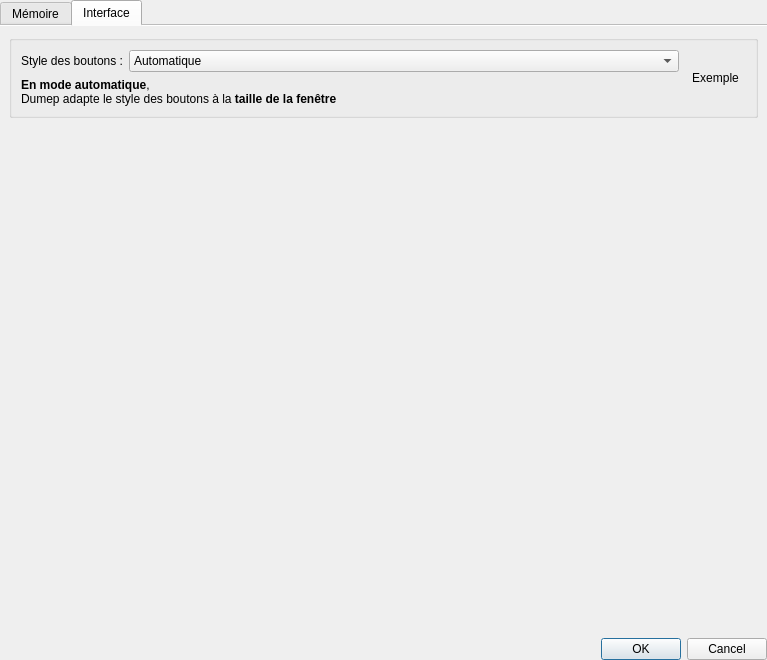
First picture: the form in src/params.ui, repository RxLaboratory/Dufrap, before the edit.
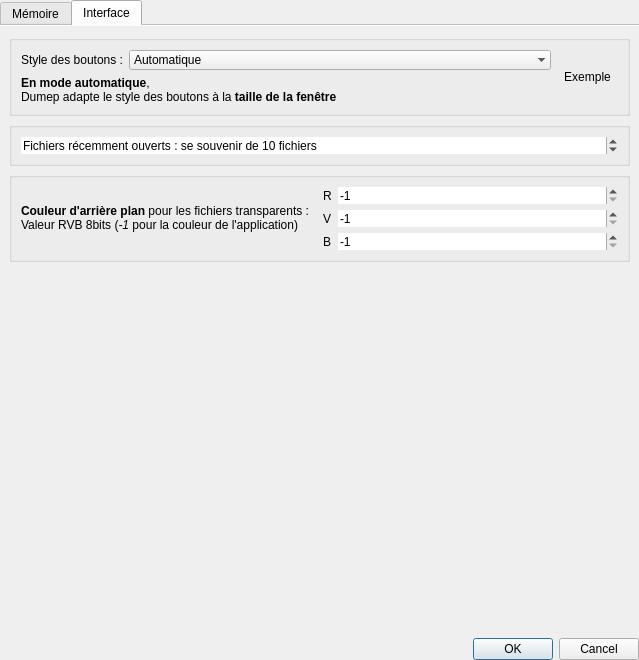
Second picture: the form after the edit. The open tabs and pages were chosen to show the change. Icons and pictures are not drawn.

Commit message: BG Color | recent files #23 #25

What changed in the file:
```diff
--- a/src/params.ui
+++ b/src/params.ui
@@ -6,7 +6,7 @@
    <rect>
     <x>0</x>
     <y>0</y>
-    <width>767</width>
+    <width>628</width>
     <height>660</height>
    </rect>
   </property>
@@ -36,7 +36,7 @@
    <item>
     <widget class="QTabWidget" name="tabWidget">
      <property name="currentIndex">
-      <number>0</number>
+      <number>1</number>
      </property>
      <property name="iconSize">
       <size>
@@ -63,7 +63,8 @@
 &lt;html&gt;&lt;head&gt;&lt;meta name=&quot;qrichtext&quot; content=&quot;1&quot; /&gt;&lt;style type=&quot;text/css&quot;&gt;
 p, li { white-space: pre-wrap; }
 &lt;/style&gt;&lt;/head&gt;&lt;body style=&quot; font-family:'MS Shell Dlg 2'; font-size:8pt; font-weight:400; font-style:normal;&quot;&gt;
-&lt;p style=&quot; margin-top:0px; margin-bottom:0px; margin-left:0px; margin-right:0px; -qt-block-indent:0; text-indent:0px;&quot;&gt;&lt;span style=&quot; font-size:8.25pt;&quot;&gt;La mémoire tampon&lt;/span&gt;&lt;span style=&quot; font-size:8.25pt; font-weight:600;&quot;&gt; permet la lecture en temps réel&lt;/span&gt;&lt;span style=&quot; font-size:8.25pt;&quot;&gt; même si l'ordinateur n'est pas assez rapide pour charger les images suffisamment rapidement,&lt;/span&gt;&lt;/p&gt;
+&lt;p style=&quot; margin-top:0px; margin-bottom:0px; margin-left:0px; margin-right:0px; -qt-block-indent:0; text-indent:0px;&quot;&gt;&lt;span style=&quot; font-size:8.25pt;&quot;&gt;La mémoire tampon&lt;/span&gt;&lt;span style=&quot; font-size:8.25pt; font-weight:600;&quot;&gt; permet la lecture en temps réel,&lt;/span&gt;&lt;/p&gt;
+&lt;p style=&quot; margin-top:0px; margin-bottom:0px; margin-left:0px; margin-right:0px; -qt-block-indent:0; text-indent:0px;&quot;&gt;&lt;span style=&quot; font-size:8.25pt;&quot;&gt;même si l'ordinateur n'est pas assez rapide pour charger les images suffisamment rapidement,&lt;/span&gt;&lt;/p&gt;
 &lt;p style=&quot; margin-top:0px; margin-bottom:0px; margin-left:0px; margin-right:0px; -qt-block-indent:0; text-indent:0px;&quot;&gt;&lt;span style=&quot; font-size:8.25pt; font-weight:600;&quot;&gt;en prenant de la place dans la mémoire viv&lt;/span&gt;&lt;span style=&quot; font-size:8.25pt;&quot;&gt;e.&lt;/span&gt;&lt;/p&gt;
 &lt;p style=&quot;-qt-paragraph-type:empty; margin-top:0px; margin-bottom:0px; margin-left:0px; margin-right:0px; -qt-block-indent:0; text-indent:0px; font-size:8.25pt;&quot;&gt;&lt;br /&gt;&lt;/p&gt;
 &lt;p style=&quot; margin-top:0px; margin-bottom:0px; margin-left:0px; margin-right:0px; -qt-block-indent:0; text-indent:0px;&quot;&gt;&lt;span style=&quot; font-size:8.25pt; font-weight:600;&quot;&gt;Sans mémoire tampon, la vitesse maximale de lecture est dépendante de la taille des images.&lt;/span&gt;&lt;/p&gt;&lt;/body&gt;&lt;/html&gt;</string>
@@ -158,13 +159,14 @@
              <string>&lt;!DOCTYPE HTML PUBLIC &quot;-//W3C//DTD HTML 4.0//EN&quot; &quot;http://www.w3.org/TR/REC-html40/strict.dtd&quot;&gt;
 &lt;html&gt;&lt;head&gt;&lt;meta name=&quot;qrichtext&quot; content=&quot;1&quot; /&gt;&lt;style type=&quot;text/css&quot;&gt;
 p, li { white-space: pre-wrap; }
-&lt;/style&gt;&lt;/head&gt;&lt;body style=&quot; font-family:'MS Shell Dlg 2'; font-size:8pt; font-weight:400; font-style:normal;&quot;&gt;
-&lt;p style=&quot; margin-top:0px; margin-bottom:0px; margin-left:0px; margin-right:0px; -qt-block-indent:0; text-indent:0px;&quot;&gt;&lt;span style=&quot; font-size:8.25pt; font-weight:600;&quot;&gt;Plus le nombre d'images gardées est élevé, plus la mémoire tampon est efficace&lt;/span&gt;&lt;span style=&quot; font-size:8.25pt;&quot;&gt;, mais elle est limitée par la quantité&lt;/span&gt;&lt;/p&gt;
-&lt;p style=&quot; margin-top:0px; margin-bottom:0px; margin-left:0px; margin-right:0px; -qt-block-indent:0; text-indent:0px;&quot;&gt;&lt;span style=&quot; font-size:8.25pt;&quot;&gt;de mémoire vive installée sur votre ordinateur.&lt;/span&gt;&lt;/p&gt;
-&lt;p style=&quot; margin-top:0px; margin-bottom:0px; margin-left:0px; margin-right:0px; -qt-block-indent:0; text-indent:0px;&quot;&gt;&lt;span style=&quot; font-size:8.25pt;&quot;&gt;- Si votre ordinateur a beaucoup de mémoire vive, vous pouvez essayer d'augmenter cette valeur.&lt;/span&gt;&lt;/p&gt;
-&lt;p style=&quot; margin-top:0px; margin-bottom:0px; margin-left:0px; margin-right:0px; -qt-block-indent:0; text-indent:0px;&quot;&gt;&lt;span style=&quot; font-size:8.25pt;&quot;&gt;Attention, la mémoire utilisée pendant la lecture n'est plus disponible pour d'autres applications.&lt;/span&gt;&lt;/p&gt;
-&lt;p style=&quot; margin-top:0px; margin-bottom:0px; margin-left:0px; margin-right:0px; -qt-block-indent:0; text-indent:0px;&quot;&gt;&lt;span style=&quot; font-size:8.25pt;&quot;&gt;- Si certaines images ne s'affichent pas, même en pause, réduisez cette valeur.&lt;/span&gt;&lt;/p&gt;
-&lt;p style=&quot; margin-top:0px; margin-bottom:0px; margin-left:0px; margin-right:0px; -qt-block-indent:0; text-indent:0px;&quot;&gt;&lt;span style=&quot; font-size:8.25pt; font-weight:600;&quot;&gt;Stoppez la lecture (avec le bouton stop et pas pause) pour libérer toute la mémoire.&lt;/span&gt;&lt;/p&gt;&lt;/body&gt;&lt;/html&gt;</string>
+&lt;/style&gt;&lt;/head&gt;&lt;body style=&quot; font-family:'MS Shell Dlg 2'; font-size:8pt; font-weight:600; font-style:normal;&quot;&gt;
+&lt;p style=&quot; margin-top:0px; margin-bottom:0px; margin-left:0px; margin-right:0px; -qt-block-indent:0; text-indent:0px;&quot;&gt;&lt;span style=&quot; font-size:8.25pt;&quot;&gt;Plus le nombre d'images gardées est élevé,&lt;/span&gt;&lt;/p&gt;
+&lt;p style=&quot; margin-top:0px; margin-bottom:0px; margin-left:0px; margin-right:0px; -qt-block-indent:0; text-indent:0px;&quot;&gt;&lt;span style=&quot; font-size:8.25pt;&quot;&gt;plus la mémoire tampon est efficace&lt;/span&gt;&lt;span style=&quot; font-size:8.25pt; font-weight:400;&quot;&gt;, mais elle est limitée par la quantité&lt;/span&gt;&lt;/p&gt;
+&lt;p style=&quot; margin-top:0px; margin-bottom:0px; margin-left:0px; margin-right:0px; -qt-block-indent:0; text-indent:0px;&quot;&gt;&lt;span style=&quot; font-size:8.25pt; font-weight:400;&quot;&gt;de mémoire vive installée sur votre ordinateur.&lt;/span&gt;&lt;/p&gt;
+&lt;p style=&quot; margin-top:0px; margin-bottom:0px; margin-left:0px; margin-right:0px; -qt-block-indent:0; text-indent:0px;&quot;&gt;&lt;span style=&quot; font-size:8.25pt; font-weight:400;&quot;&gt;- Si votre ordinateur a beaucoup de mémoire vive, vous pouvez essayer d'augmenter cette valeur.&lt;/span&gt;&lt;/p&gt;
+&lt;p style=&quot; margin-top:0px; margin-bottom:0px; margin-left:0px; margin-right:0px; -qt-block-indent:0; text-indent:0px;&quot;&gt;&lt;span style=&quot; font-size:8.25pt; font-weight:400;&quot;&gt;Attention, la mémoire utilisée pendant la lecture n'est plus disponible pour d'autres applications.&lt;/span&gt;&lt;/p&gt;
+&lt;p style=&quot; margin-top:0px; margin-bottom:0px; margin-left:0px; margin-right:0px; -qt-block-indent:0; text-indent:0px;&quot;&gt;&lt;span style=&quot; font-size:8.25pt; font-weight:400;&quot;&gt;- Si certaines images ne s'affichent pas, même en pause, réduisez cette valeur.&lt;/span&gt;&lt;/p&gt;
+&lt;p style=&quot; margin-top:0px; margin-bottom:0px; margin-left:0px; margin-right:0px; -qt-block-indent:0; text-indent:0px;&quot;&gt;&lt;span style=&quot; font-size:8.25pt;&quot;&gt;Stoppez la lecture (avec le bouton stop et pas pause) pour libérer toute la mémoire.&lt;/span&gt;&lt;/p&gt;&lt;/body&gt;&lt;/html&gt;</string>
             </property>
            </widget>
           </item>
@@ -702,6 +704,9 @@
               </item>
               <item row="0" column="1">
                <widget class="QComboBox" name="comboBox">
+                <property name="frame">
+                 <bool>false</bool>
+                </property>
                 <item>
                  <property name="text">
                   <string>Automatique</string>
@@ -766,6 +771,135 @@
          </layout>
         </widget>
        </item>
+       <item>
+        <widget class="QGroupBox" name="groupBox_7">
+         <property name="title">
+          <string/>
+         </property>
+         <property name="flat">
+          <bool>true</bool>
+         </property>
+         <layout class="QVBoxLayout" name="verticalLayout_10">
+          <item>
+           <widget class="QSpinBox" name="numRecentsSpinner">
+            <property name="frame">
+             <bool>false</bool>
+            </property>
+            <property name="suffix">
+             <string> fichiers</string>
+            </property>
+            <property name="prefix">
+             <string>Fichiers récemment ouverts : se souvenir de </string>
+            </property>
+            <property name="value">
+             <number>10</number>
+            </property>
+           </widget>
+          </item>
+         </layout>
+        </widget>
+       </item>
+       <item>
+        <widget class="QGroupBox" name="groupBox_8">
+         <property name="title">
+          <string/>
+         </property>
+         <property name="flat">
+          <bool>true</bool>
+         </property>
+         <layout class="QHBoxLayout" name="horizontalLayout_9">
+          <item>
+           <widget class="QLabel" name="label_35">
+            <property name="text">
+             <string>&lt;html&gt;&lt;head/&gt;&lt;body&gt;&lt;p&gt;&lt;span style=&quot; font-weight:600;&quot;&gt;Couleur d'arrière plan&lt;/span&gt; pour les fichiers transparents :&lt;br/&gt;Valeur RVB 8bits (&lt;span style=&quot; font-style:italic;&quot;&gt;-1&lt;/span&gt; pour la couleur de l'application)&lt;/p&gt;&lt;/body&gt;&lt;/html&gt;</string>
+            </property>
+           </widget>
+          </item>
+          <item>
+           <layout class="QFormLayout" name="formLayout_15">
+            <item row="0" column="0">
+             <widget class="QLabel" name="label_36">
+              <property name="text">
+               <string>R</string>
+              </property>
+             </widget>
+            </item>
+            <item row="0" column="1">
+             <widget class="QSpinBox" name="rSpinner">
+              <property name="frame">
+               <bool>false</bool>
+              </property>
+              <property name="prefix">
+               <string/>
+              </property>
+              <property name="minimum">
+               <number>-1</number>
+              </property>
+              <property name="maximum">
+               <number>255</number>
+              </property>
+              <property name="value">
+               <number>-1</number>
+              </property>
+             </widget>
+            </item>
+            <item row="1" column="0">
+             <widget class="QLabel" name="label_38">
+              <property name="text">
+               <string>V</string>
+              </property>
+             </widget>
+            </item>
+            <item row="1" column="1">
+             <widget class="QSpinBox" name="vSpinner">
+              <property name="frame">
+               <bool>false</bool>
+              </property>
+              <property name="prefix">
+               <string/>
+              </property>
+              <property name="minimum">
+               <number>-1</number>
+              </property>
+              <property name="maximum">
+               <number>255</number>
+              </property>
+              <property name="value">
+               <number>-1</number>
+              </property>
+             </widget>
+            </item>
+            <item row="2" column="0">
+             <widget class="QLabel" name="label_39">
+              <property name="text">
+               <string>B</string>
+              </property>
+             </widget>
+            </item>
+            <item row="2" column="1">
+             <widget class="QSpinBox" name="bSpinner">
+              <property name="frame">
+               <bool>false</bool>
+              </property>
+              <property name="prefix">
+               <string/>
+              </property>
+              <property name="minimum">
+               <number>-1</number>
+              </property>
+              <property name="maximum">
+               <number>255</number>
+              </property>
+              <property name="value">
+               <number>-1</number>
+              </property>
+             </widget>
+            </item>
+           </layout>
+          </item>
+         </layout>
+        </widget>
+       </item>
        <item>
         <spacer name="verticalSpacer_4">
          <property name="orientation">
```
The commit also changes 4 other files.
